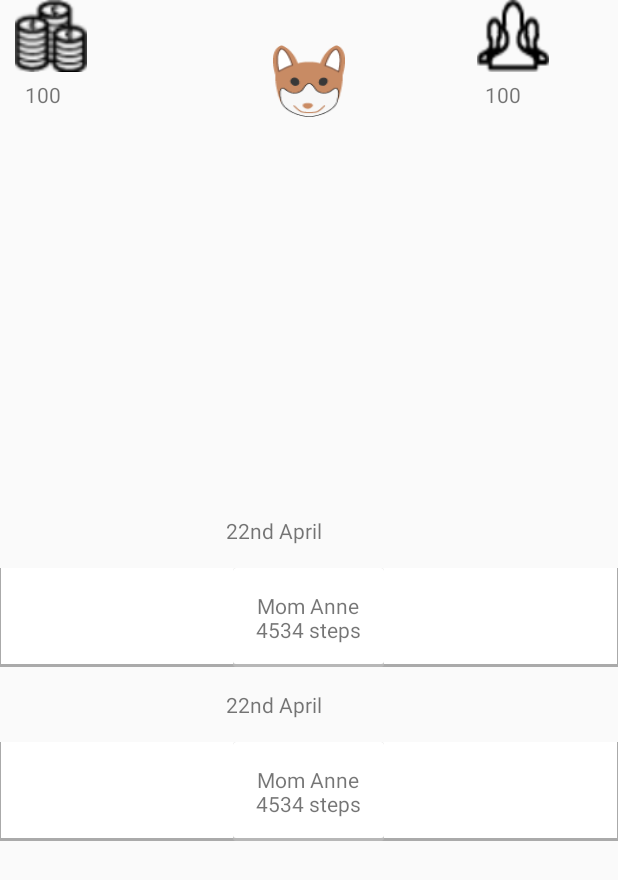
After one commit to RahulJKVerma/kidsense, an Android app: the layout profilelayout.xml on its own in the app's theme, with its tools: preview values and no code run, on a phone screen of 412 x 824 dp. The commit adds this screen. Shown: the top 880 px of the screen. Run offline under Robolectric (Android 15) with nearby library versions, the phone set to English and light mode, and no system bars.

Commit message:
profile page done

```diff
--- a/TreasureTrail 2/app/src/main/java/edu/berkeley/mims/treasuretrail/MainActivity.java
+++ b/TreasureTrail 2/app/src/main/java/edu/berkeley/mims/treasuretrail/MainActivity.java
@@ -19,6 +19,7 @@ import android.support.v7.widget.Toolbar;
 import android.widget.ListView;
 import android.content.res.Configuration;
 import android.view.MenuInflater;
+import android.widget.Toast;
 import android.widget.ArrayAdapter;
 import android.widget.EditText;
 
@@ -55,11 +56,15 @@ public class MainActivity extends ActionBarActivity{
         dlDrawer.addNavItem("Home", 1, "Home", FirstFragment.class);
         dlDrawer.addNavItem("Leaderboard", 2, "Leaderboard", SecondFragment.class);
         dlDrawer.addNavItem("Profile", 3,"Profile", ThirdFragment.class);
-        dlDrawer.addNavItem("Activity", 4,"Activity", ThirdFragment.class);
+        dlDrawer.addNavItem("Goals", 4,"Activity", FourthFragment.class);
         // Select default
         if (savedInstanceState == null) {
             dlDrawer.selectDrawerItem(0);
         }
+
+        //Syncs data from Pebble Watch
+        Toast.makeText(MainActivity.this, "Syncing data from your Pebble watch.", 1000000).show();
+
     }
 
     @Override
@@ -285,7 +290,47 @@ public class MainActivity extends ActionBarActivity{
         public View onCreateView(LayoutInflater inflater, ViewGroup container,
                                  Bundle savedInstanceState) {
             // View rootView = inflater.inflate(R.layout.fragment_main, container, false);
-            View rootView = inflater.inflate(R.layout.activityfragment, container, false);
+            View rootView = inflater.inflate(R.layout.profilelayout, container, false);
+            return rootView;
+        }
+
+//        @Override
+//        public void onAttach(Activity activity) {
+//            super.onAttach(activity);
+//            ((MainActivity) activity).onSectionAttached(
+//                    getArguments().getInt(ARG_SECTION_NUMBER));
+//        }
+    }
+
+
+
+    public static class FourthFragment extends Fragment {
+        /**
+         * The fragment argument representing the section number for this
+         * fragment.
+         */
+        private static final String ARG_SECTION_NUMBER = "section_number";
+
+        /**
+         * Returns a new instance of this fragment for the given section
+         * number.
+         */
+        public static FourthFragment newInstance(int sectionNumber) {
+            FourthFragment fragment = new FourthFragment();
+            Bundle args = new Bundle();
+            args.putInt(ARG_SECTION_NUMBER, sectionNumber);
+            fragment.setArguments(args);
+            return fragment;
+        }
+
+        public FourthFragment() {
+        }
+
+        @Override
+        public View onCreateView(LayoutInflater inflater, ViewGroup container,
+                                 Bundle savedInstanceState) {
+            // View rootView = inflater.inflate(R.layout.fragment_main, container, false);
+            View rootView = inflater.inflate(R.layout.profilelayout, container, false);
             return rootView;
         }
 
--- /dev/null
+++ b/TreasureTrail 2/app/src/main/res/layout/profilelayout.xml
@@ -0,0 +1,131 @@
+<?xml version="1.0" encoding="utf-8"?>
+<RelativeLayout
+    xmlns:android="http://schemas.android.com/apk/res/android"
+    android:layout_width="match_parent"
+    android:layout_height="match_parent"
+    android:id="@+id/coinsTeam">
+    <LinearLayout
+        android:layout_width="wrap_content"
+        android:layout_height="wrap_content"
+        android:id="@+id/linearLayout2">
+        <RelativeLayout
+            android:layout_width="wrap_content"
+            android:layout_height="wrap_content">
+            <!-- coins, teammates-->
+            <ImageView
+                android:layout_width="48dp"
+                android:layout_height="48dp"
+                android:id="@+id/coins"
+                android:background="@drawable/coins"
+                android:layout_marginLeft="10dp"
+                android:layout_marginStart="10dp"
+                android:layout_alignParentLeft="true"
+                android:layout_alignParentStart="true"
+                />
+            <TextView
+                android:layout_width="wrap_content"
+                android:layout_height="wrap_content"
+                android:layout_gravity="center"
+                android:gravity="center"
+                android:padding="5dp"
+                android:text="100"
+                android:layout_centerHorizontal="true"
+                android:layout_centerVertical="true"
+                android:layout_below="@+id/coins" />
+        </RelativeLayout>
+    </LinearLayout>
+    <TextView
+        android:layout_width="wrap_content"
+        android:layout_height="wrap_content"
+        android:layout_gravity="center"
+        android:gravity="center"
+        android:padding="15dp"
+        android:text="22nd April"
+        android:layout_above="@+id/activity1"
+        android:layout_alignRight="@+id/pet1"
+        android:layout_alignEnd="@+id/pet1"
+        android:id="@+id/textView2" />
+    <RelativeLayout
+        xmlns:android="http://schemas.android.com/apk/res/android"
+        android:layout_width="match_parent"
+        android:layout_height="wrap_content"
+        android:gravity="center"
+        android:background="@drawable/rowshadow"
+        android:id="@+id/activity1"
+        android:layout_centerVertical="true"
+        android:layout_alignParentLeft="true"
+        android:layout_alignParentStart="true">
+        <TextView
+            android:layout_width="wrap_content"
+            android:layout_height="wrap_content"
+            android:layout_gravity="center"
+            android:gravity="center"
+            android:padding="15dp"
+            android:background="@drawable/layer_card_background"
+            android:text="Mom Anne\n4534 steps"
+            android:layout_alignParentTop="true"
+            android:layout_alignParentLeft="true"
+            android:layout_alignParentStart="true" />
+    </RelativeLayout>
+    <TextView
+        android:layout_width="wrap_content"
+        android:layout_height="wrap_content"
+        android:layout_gravity="center"
+        android:gravity="center"
+        android:padding="15dp"
+        android:text="22nd April"
+        android:id="@+id/textView3"
+        android:layout_below="@+id/activity1"
+        android:layout_alignLeft="@+id/textView2"
+        android:layout_alignStart="@+id/textView2" />
+    <RelativeLayout
+        xmlns:android="http://schemas.android.com/apk/res/android"
+        android:layout_width="match_parent"
+        android:layout_height="wrap_content"
+        android:gravity="center"
+        android:background="@drawable/rowshadow"
+        android:id="@+id/leaderboardid"
+        android:layout_below="@+id/textView3"
+        android:layout_alignParentLeft="true"
+        android:layout_alignParentStart="true">
+        <TextView
+            android:layout_width="wrap_content"
+            android:layout_height="wrap_content"
+            android:layout_gravity="center"
+            android:gravity="center"
+            android:padding="15dp"
+            android:background="@drawable/layer_card_background"
+            android:text="Mom Anne\n4534 steps"
+            android:layout_alignParentTop="true"
+            android:layout_alignParentLeft="true"
+            android:layout_alignParentStart="true" />
+    </RelativeLayout>
+    <ImageView
+        android:layout_width="48dp"
+        android:layout_height="48dp"
+        android:id="@+id/pet1"
+        android:background="@drawable/pet1"
+        android:layout_alignBottom="@+id/textView"
+        android:layout_centerHorizontal="true" />
+    <TextView
+        android:layout_width="wrap_content"
+        android:layout_height="wrap_content"
+        android:layout_gravity="center"
+        android:gravity="center"
+        android:padding="5dp"
+        android:text="100"
+        android:layout_marginRight="59dp"
+        android:layout_marginEnd="59dp"
+        android:layout_alignBottom="@+id/linearLayout2"
+        android:layout_alignParentRight="true"
+        android:layout_alignParentEnd="true"
+        android:id="@+id/textView" />
+    <ImageView
+        android:layout_width="48dp"
+        android:layout_height="48dp"
+        android:id="@+id/teammates"
+        android:background="@drawable/teammate"
+        android:layout_above="@+id/textView"
+        android:layout_alignLeft="@+id/textView"
+        android:layout_alignStart="@+id/textView" />
+</RelativeLayout>
```
Also changed, not shown: TreasureTrail 2/app/src/main/res/drawable/coins.png (added), TreasureTrail 2/app/src/main/res/drawable/teammate.png (added).
